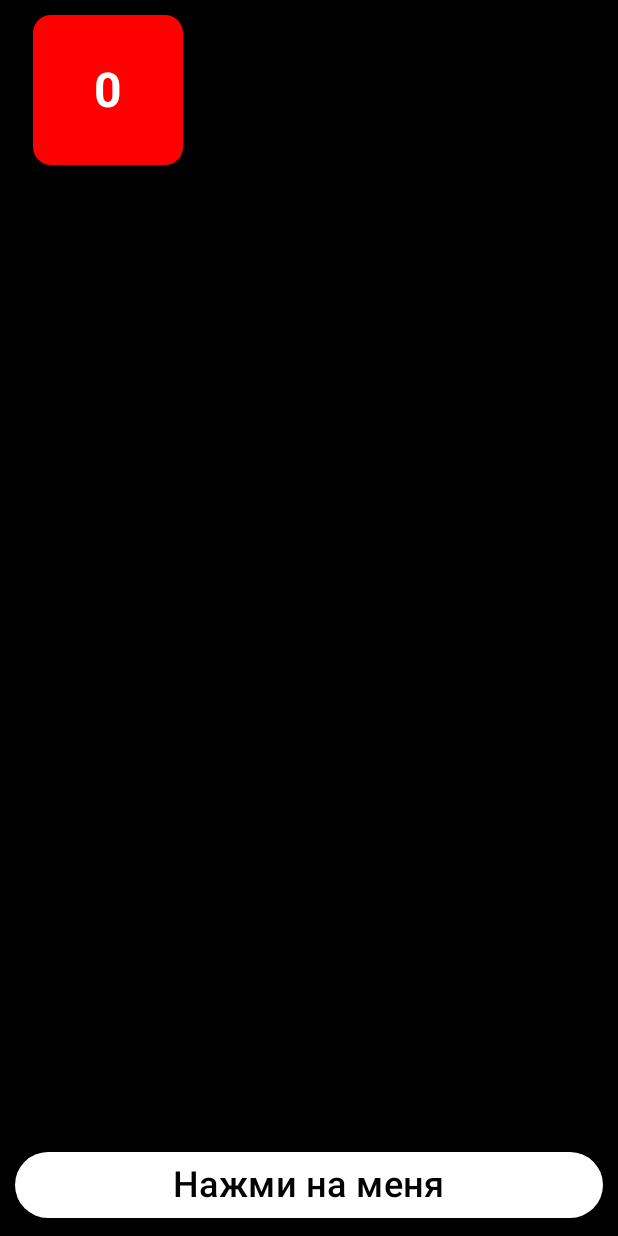
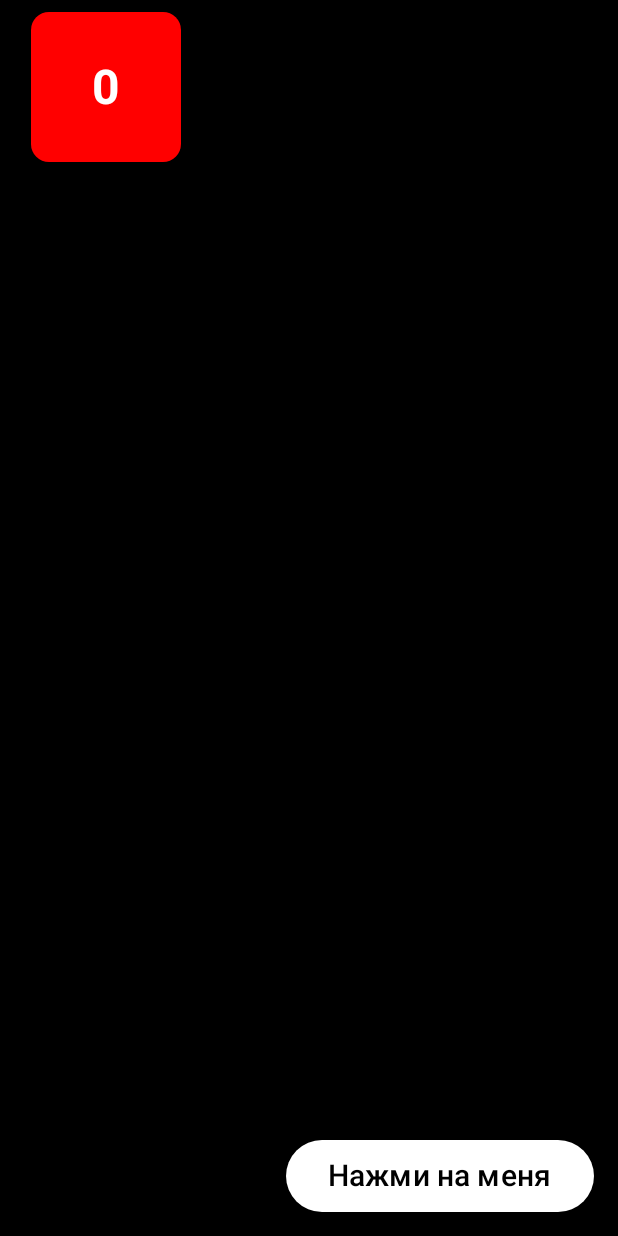
Before and after one commit to TeeeMur/My_App, an Android app built with Jetpack Compose: the screen it shows after launch (MainActivity), after a tap on "Нажми на меня", on a phone screen of 412 x 824 dp. Run offline under Robolectric (Android 15) with nearby library versions, the phone set to English and light mode, and no system bars.

Commit message:
>засунул кнопку и LazyVerticalGrid в Scaffold, кнопку положил в floatingActionButton  >в MyLazyVerticalGrid убрал gridMaxHeight за ненадобностью

```diff
--- a/app/src/main/java/com/example/myapp/MainActivity.kt
+++ b/app/src/main/java/com/example/myapp/MainActivity.kt
@@ -4,13 +4,10 @@ import android.content.res.Configuration
 import android.os.Bundle
 import androidx.activity.ComponentActivity
 import androidx.activity.compose.setContent
-import androidx.compose.foundation.background
 import androidx.compose.foundation.layout.Arrangement
 import androidx.compose.foundation.layout.Box
-import androidx.compose.foundation.layout.Column
-import androidx.compose.foundation.layout.fillMaxHeight
+import androidx.compose.foundation.layout.PaddingValues
 import androidx.compose.foundation.layout.fillMaxSize
-import androidx.compose.foundation.layout.fillMaxWidth
 import androidx.compose.foundation.layout.padding
 import androidx.compose.foundation.layout.requiredSize
 import androidx.compose.foundation.lazy.grid.GridCells
@@ -19,6 +16,8 @@ import androidx.compose.material3.Button
 import androidx.compose.material3.ButtonDefaults
 import androidx.compose.material3.Card
 import androidx.compose.material3.CardDefaults
+import androidx.compose.material3.ExperimentalMaterial3Api
+import androidx.compose.material3.Scaffold
 import androidx.compose.material3.Text
 import androidx.compose.runtime.Composable
 import androidx.compose.runtime.MutableState
@@ -36,11 +35,10 @@ import androidx.compose.ui.unit.sp
 const val STR_NAME_SAVE_COUNT = "objCount"
 const val INT_COUNT_OF_COLUMNS_LANDSCAPE = 4
 const val INT_COUNT_OF_COLUMNS_PORTRAIT = 3
-const val FLOAT_SIZE_OF_COLUMNS_LANDSCAPE = 0.8f
-const val FLOAT_SIZE_OF_COLUMNS_PORTRAIT = 0.92f
 class MainActivity : ComponentActivity() {
 
 	private var rectCount = 0
+    @OptIn(ExperimentalMaterial3Api::class)
     override fun onCreate(savedInstanceState: Bundle?) {
         super.onCreate(savedInstanceState)
         setContent {
@@ -48,30 +46,31 @@ class MainActivity : ComponentActivity() {
 		        rectCount = savedInstanceState.getInt(STR_NAME_SAVE_COUNT)
 	        }
 	        val countOfRectangles = remember{mutableStateOf(rectCount)}
-	        Column(
-		        modifier = Modifier
-			        .fillMaxSize()
-			        .background(Color.Black)
-			        .padding(10.dp),
-		        horizontalAlignment = Alignment.CenterHorizontally,
-		        verticalArrangement = Arrangement.SpaceBetween
-	        ) {
-		        MyLazyVerticalGrid(countOfRectangles)
+	        Scaffold(
+				floatingActionButton = {
 					Button(
 						onClick = {
 							rectCount++
 							countOfRectangles.value = rectCount
 						},
 						colors = ButtonDefaults.buttonColors(containerColor = Color.White),
-			        modifier = Modifier
-				        .fillMaxWidth()
+						elevation = ButtonDefaults.buttonElevation(
+							defaultElevation = 8.dp,
+							pressedElevation = 0.dp
+						)
 					) {
 						Text(
+							modifier = Modifier.padding(4.dp),
 							text = stringResource(R.string.button_name),
-				        fontSize = 24.sp,
+							fontSize = 20.sp,
 							color = Color.Black
 						)
 					}
+				},
+		        containerColor = Color.Black
+			) {
+				innerPadding ->
+		        MyLazyVerticalGrid(countOfRectangles, innerPadding)
 	        }
         }
     }
@@ -106,17 +105,18 @@ fun Rectangle(num: Int) {
 }
 
 @Composable
-fun MyLazyVerticalGrid(countOfBoxes: MutableState<Int>) {
+fun MyLazyVerticalGrid(countOfBoxes: MutableState<Int>, padd: PaddingValues) {
 	val screenConfig = LocalConfiguration.current
 	val countOfColumns =
 		(if (screenConfig.orientation == Configuration.ORIENTATION_LANDSCAPE) INT_COUNT_OF_COLUMNS_LANDSCAPE else INT_COUNT_OF_COLUMNS_PORTRAIT)
-	val gridMaxHeight = (if (screenConfig.orientation == Configuration.ORIENTATION_LANDSCAPE) FLOAT_SIZE_OF_COLUMNS_LANDSCAPE else FLOAT_SIZE_OF_COLUMNS_PORTRAIT)
 	LazyVerticalGrid(
 		columns = GridCells.Fixed(countOfColumns),
 		verticalArrangement = Arrangement.spacedBy(10.dp),
 		horizontalArrangement = Arrangement.spacedBy(10.dp),
+		contentPadding = PaddingValues(8.dp),
 		modifier = Modifier
-			.fillMaxHeight(gridMaxHeight)
+			.fillMaxSize()
+			.padding(padd)
 	){
 		items(countOfBoxes.value) {numOfBox ->
 			Rectangle(num = numOfBox)
```
Lines whose indentation alone changed are shown as unchanged.
